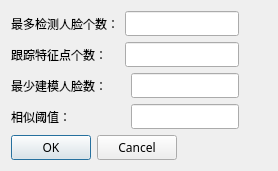
Before: the Qt Designer form QTFaceDetection/dialogParam.ui in bullud/FaceDetect-2, drawn with Qt 5.
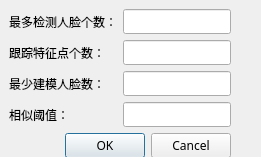
After: the same form once the commit is applied.

```diff
--- a/QTFaceDetection/dialogParam.ui
+++ b/QTFaceDetection/dialogParam.ui
@@ -9,8 +9,8 @@
    <rect>
     <x>0</x>
     <y>0</y>
-    <width>278</width>
-    <height>158</height>
+    <width>261</width>
+    <height>157</height>
    </rect>
   </property>
   <property name="sizePolicy">
@@ -30,10 +30,20 @@
   <property name="modal">
    <bool>true</bool>
   </property>
-  <layout class="QFormLayout" name="formLayout_2">
-   <item row="0" column="0">
-    <layout class="QFormLayout" name="formLayout">
-     <item row="0" column="0">
+  <widget class="QWidget" name="layoutWidget">
+   <property name="geometry">
+    <rect>
+     <x>9</x>
+     <y>9</y>
+     <width>242</width>
+     <height>140</height>
+    </rect>
+   </property>
+   <layout class="QVBoxLayout" name="verticalLayout">
+    <property name="sizeConstraint">
+     <enum>QLayout::SetFixedSize</enum>
+    </property>
+    <item>
       <layout class="QGridLayout" name="gridLayout">
        <item row="0" column="0">
         <widget class="QLabel" name="label">
@@ -42,8 +52,15 @@
          </property>
         </widget>
        </item>
-       <item row="0" column="1" colspan="2">
-        <widget class="QLineEdit" name="lineEditMaxFaces"/>
+      <item row="0" column="1">
+       <widget class="QLineEdit" name="lineEditMaxFaces">
+        <property name="sizePolicy">
+         <sizepolicy hsizetype="Fixed" vsizetype="Fixed">
+          <horstretch>0</horstretch>
+          <verstretch>0</verstretch>
+         </sizepolicy>
+        </property>
+       </widget>
        </item>
        <item row="1" column="0">
         <widget class="QLabel" name="label_2">
@@ -52,8 +69,15 @@
          </property>
         </widget>
        </item>
-       <item row="1" column="1" colspan="2">
-        <widget class="QLineEdit" name="lineEditTpCount"/>
+      <item row="1" column="1">
+       <widget class="QLineEdit" name="lineEditTpCount">
+        <property name="sizePolicy">
+         <sizepolicy hsizetype="Fixed" vsizetype="Fixed">
+          <horstretch>0</horstretch>
+          <verstretch>0</verstretch>
+         </sizepolicy>
+        </property>
+       </widget>
        </item>
        <item row="2" column="0">
         <widget class="QLabel" name="label_3">
@@ -62,8 +86,15 @@
          </property>
         </widget>
        </item>
-       <item row="2" column="2">
-        <widget class="QLineEdit" name="lineEditMinTempFaces"/>
+      <item row="2" column="1">
+       <widget class="QLineEdit" name="lineEditMinTempFaces">
+        <property name="sizePolicy">
+         <sizepolicy hsizetype="Fixed" vsizetype="Fixed">
+          <horstretch>0</horstretch>
+          <verstretch>0</verstretch>
+         </sizepolicy>
+        </property>
+       </widget>
        </item>
        <item row="3" column="0">
         <widget class="QLabel" name="label_4">
@@ -72,12 +103,19 @@
          </property>
         </widget>
        </item>
-       <item row="3" column="2">
-        <widget class="QLineEdit" name="lineEditSimilarGate"/>
+      <item row="3" column="1">
+       <widget class="QLineEdit" name="lineEditSimilarGate">
+        <property name="sizePolicy">
+         <sizepolicy hsizetype="Fixed" vsizetype="Fixed">
+          <horstretch>0</horstretch>
+          <verstretch>0</verstretch>
+         </sizepolicy>
+        </property>
+       </widget>
        </item>
       </layout>
      </item>
-     <item row="1" column="0">
+    <item>
       <widget class="QDialogButtonBox" name="buttonBox">
        <property name="orientation">
         <enum>Qt::Horizontal</enum>
@@ -88,8 +126,7 @@
       </widget>
      </item>
     </layout>
-   </item>
-  </layout>
+  </widget>
  </widget>
  <resources/>
  <connections>
```
Lines whose indentation alone changed are shown as unchanged.
